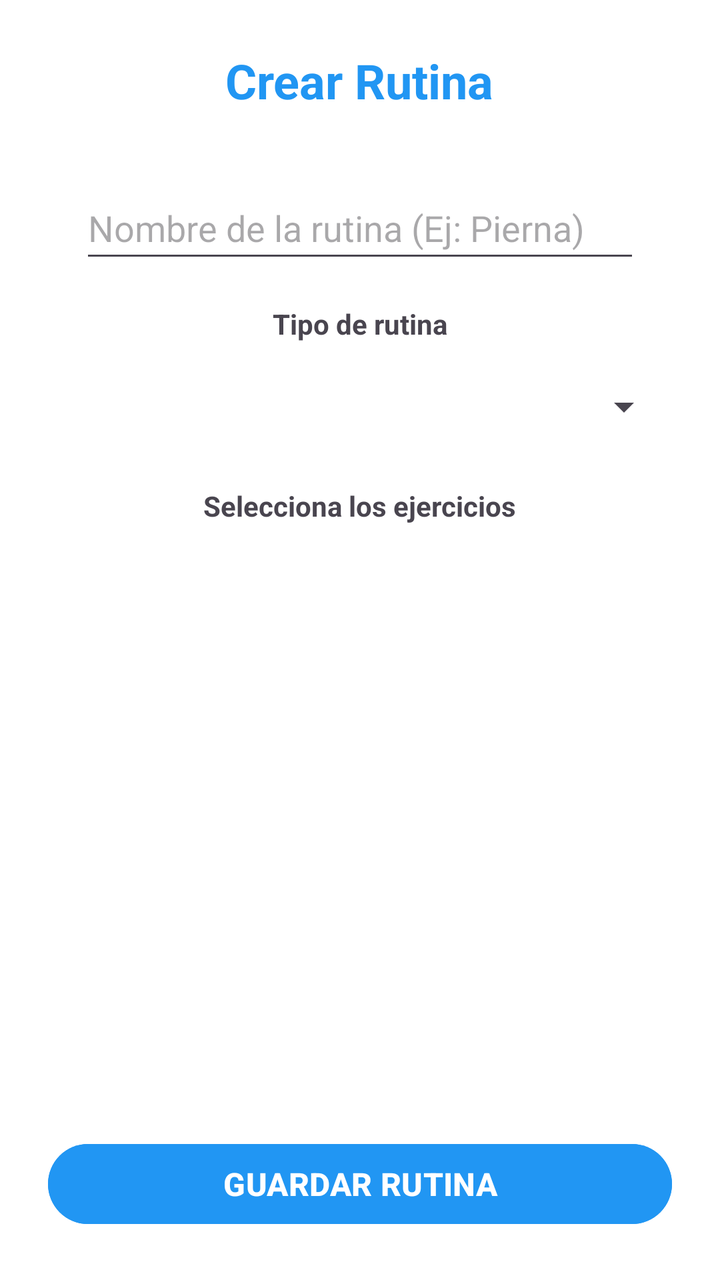
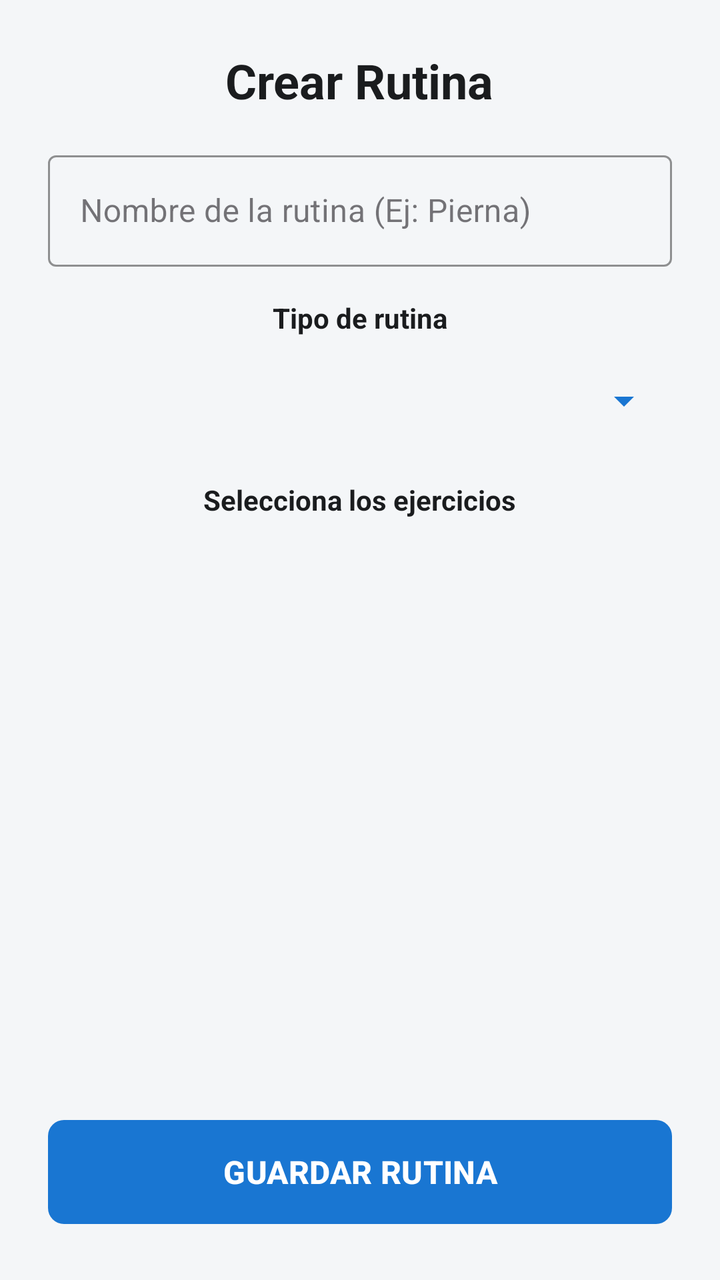

Screens rendered from an Android XML layout before and after an edit, with the pre-edit source and the edit as a unified diff.
<!-- AndroidManifest.xml: application theme Theme.Aplicacion -->
<!-- res/layout/activity_crear_rutina.xml -->
<?xml version="1.0" encoding="utf-8"?>
<LinearLayout xmlns:android="http://schemas.android.com/apk/res/android"
    android:layout_width="match_parent"
    android:layout_height="match_parent"
    android:orientation="vertical"
    android:gravity="center_horizontal"
    android:padding="24dp"
    android:background="#FFFFFF">

    <TextView
        android:layout_width="wrap_content"
        android:layout_height="wrap_content"
        android:text="Crear Rutina"
        android:textSize="24sp"
        android:textStyle="bold"
        android:textColor="#2196F3"
        android:layout_marginBottom="16dp"/>

    <EditText
        android:layout_width="match_parent"
        android:layout_height="wrap_content"
        android:id="@+id/etNombreRutina"
        android:hint="Nombre de la rutina (Ej: Pierna)"
        android:inputType="text"
        android:minHeight="48dp"
        android:layout_margin="16dp"/>

    <TextView
        android:layout_width="wrap_content"
        android:layout_height="wrap_content"
        android:text="Tipo de rutina"
        android:textStyle="bold"
        android:layout_marginBottom="8dp"/>

    <Spinner
        android:layout_width="match_parent"
        android:layout_height="wrap_content"
        android:id="@+id/spDificultad"
        android:minHeight="48dp"
        android:layout_marginBottom="16dp"/>

    <TextView
        android:layout_width="wrap_content"
        android:layout_height="wrap_content"
        android:text="Selecciona los ejercicios"
        android:textStyle="bold"
        android:layout_marginBottom="8dp"/>

    <ListView
        android:id="@+id/lvEjercicios"
        android:layout_width="match_parent"
        android:layout_height="0dp"
        android:layout_weight="1"
        android:choiceMode="multipleChoice"
        android:layout_marginBottom="16dp"/>
    <Button
        android:id="@+id/btnGuardarRutina"
        android:layout_width="match_parent"
        android:layout_height="wrap_content"
        android:text="GUARDAR RUTINA"
        android:textStyle="bold"
        android:textSize="16sp"
        android:backgroundTint="#2196F3"/>


</LinearLayout>
<!-- resources referenced by this layout -->
<resources>
  <style name="Theme.Aplicacion" parent="Base.Theme.Aplicacion" />
  <style name="Base.Theme.Aplicacion" parent="Theme.Material3.DayNight.NoActionBar">
          
          
      </style>
</resources>

<!-- the commit's change to res/layout/activity_crear_rutina.xml (unified diff, before → after) -->
@@ -1,11 +1,12 @@
 <?xml version="1.0" encoding="utf-8"?>
 <LinearLayout xmlns:android="http://schemas.android.com/apk/res/android"
+    xmlns:app="http://schemas.android.com/apk/res-auto"
     android:layout_width="match_parent"
     android:layout_height="match_parent"
     android:orientation="vertical"
     android:gravity="center_horizontal"
     android:padding="24dp"
-    android:background="#FFFFFF">
+    android:background="@color/backgroundColor">
 
     <TextView
         android:layout_width="wrap_content"
@@ -13,54 +14,71 @@
         android:text="Crear Rutina"
         android:textSize="24sp"
         android:textStyle="bold"
-        android:textColor="#2196F3"
-        android:layout_marginBottom="16dp"/>
+        android:textColor="@color/textColorPrimary"
+    android:layout_marginBottom="16dp"/>
 
-    <EditText
+    
+    <com.google.android.material.textfield.TextInputLayout
+        style="@style/Widget.MaterialComponents.TextInputLayout.OutlinedBox"
+        android:layout_width="match_parent"
+        android:layout_height="wrap_content"
+        android:hint="Nombre de la rutina (Ej: Pierna)"
+        app:boxStrokeColor="@color/primaryColor"
+    app:hintTextColor="@color/primaryColor"
+    android:layout_marginBottom="16dp">
+
+    <com.google.android.material.textfield.TextInputEditText
         android:layout_width="match_parent"
         android:layout_height="wrap_content"
         android:id="@+id/etNombreRutina"
-        android:hint="Nombre de la rutina (Ej: Pierna)"
-        android:inputType="text"
-        android:minHeight="48dp"
-        android:layout_margin="16dp"/>
+        android:textColor="@color/textColorPrimary"
+    android:inputType="text"/>
+</com.google.android.material.textfield.TextInputLayout>
 
-    <TextView
-        android:layout_width="wrap_content"
-        android:layout_height="wrap_content"
-        android:text="Tipo de rutina"
-        android:textStyle="bold"
-        android:layout_marginBottom="8dp"/>
+<TextView
+android:layout_width="wrap_content"
+android:layout_height="wrap_content"
+android:text="Tipo de rutina"
+android:textStyle="bold"
+android:textColor="@color/textColorPrimary"
+    android:layout_marginBottom="8dp"/>
 
-    <Spinner
-        android:layout_width="match_parent"
-        android:layout_height="wrap_content"
-        android:id="@+id/spDificultad"
-        android:minHeight="48dp"
-        android:layout_marginBottom="16dp"/>
+    
+<Spinner
+android:layout_width="match_parent"
+android:layout_height="wrap_content"
+android:id="@+id/spDificultad"
+android:minHeight="48dp"
+android:backgroundTint="@color/primaryColor"
+    android:layout_marginBottom="16dp"/>
 
-    <TextView
-        android:layout_width="wrap_content"
-        android:layout_height="wrap_content"
-        android:text="Selecciona los ejercicios"
-        android:textStyle="bold"
-        android:layout_marginBottom="8dp"/>
+<TextView
+android:layout_width="wrap_content"
+android:layout_height="wrap_content"
+android:text="Selecciona los ejercicios"
+android:textStyle="bold"
+android:textColor="@color/textColorPrimary"
+    android:layout_marginBottom="8dp"/>
 
-    <ListView
-        android:id="@+id/lvEjercicios"
-        android:layout_width="match_parent"
-        android:layout_height="0dp"
-        android:layout_weight="1"
-        android:choiceMode="multipleChoice"
-        android:layout_marginBottom="16dp"/>
-    <Button
-        android:id="@+id/btnGuardarRutina"
-        android:layout_width="match_parent"
-        android:layout_height="wrap_content"
-        android:text="GUARDAR RUTINA"
-        android:textStyle="bold"
-        android:textSize="16sp"
-        android:backgroundTint="#2196F3"/>
+    
+<ListView
+android:id="@+id/lvEjercicios"
+android:layout_width="match_parent"
+android:layout_height="0dp"
+android:layout_weight="1"
+android:choiceMode="multipleChoice"
+android:layout_marginBottom="16dp"/>
 
+    
+<com.google.android.material.button.MaterialButton
+android:id="@+id/btnGuardarRutina"
+android:layout_width="match_parent"
+android:layout_height="60dp"
+android:text="GUARDAR RUTINA"
+android:textStyle="bold"
+android:textSize="16sp"
+android:textColor="#FFFFFF"
+    app:backgroundTint="@color/primaryColor"
+    app:cornerRadius="8dp"/>
 
-</LinearLayout>
+    </LinearLayout>
<!-- resource entries referenced after the edit -->
@@ -1,5 +1,8 @@
 <!-- resources referenced by this layout -->
 <resources>
+  <color name="backgroundColor">#F4F6F8</color>
+  <color name="primaryColor">#1976D2</color>
+  <color name="textColorPrimary">#1A1C1E</color>
   <style name="Theme.Aplicacion" parent="Base.Theme.Aplicacion" />
   <style name="Base.Theme.Aplicacion" parent="Theme.Material3.DayNight.NoActionBar">
           
